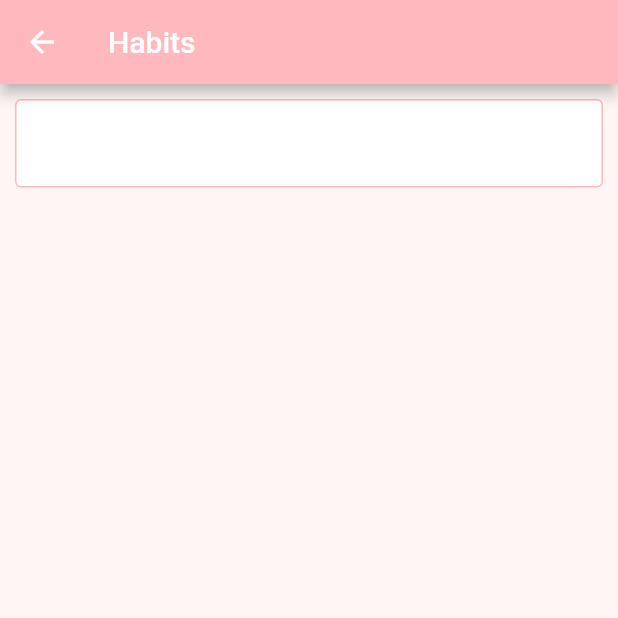
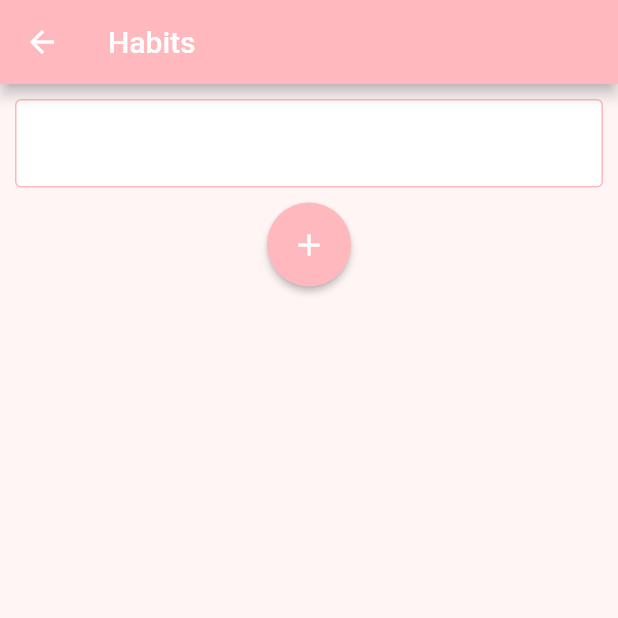
Before and after one commit to Kelpins/Mood-Tracker, a Flutter app: the Habits screen opened directly, on a phone screen of 412 x 824 dp, the top half of it. Run offline on Flutter 3.47's test engine with Material 2 defaults, Android fonts, the phone set to English and light mode, and no system bars; our stand-ins replace cloud_firestore, firebase_auth, firebase_core, flutter_heatmap_calendar, group_button, persistent_bottom_nav_bar and 1 more; accounts and stored records are empty.

Commit message:
habits.dart now has an add button

```diff
--- a/mood_tracker_app/lib/habits.dart
+++ b/mood_tracker_app/lib/habits.dart
@@ -32,7 +32,18 @@ class Habits extends StatelessWidget {
                 hintStyle: TextStyle(color: Colors.grey[500]),
               )),
             ),
-          ]
+            ElevatedButton(
+              onPressed:() {
+                // KELLAN ADD YOUR STUFF HERE
+              },
+              child: Icon(Icons.add),
+              style: ElevatedButton.styleFrom(
+                shape: CircleBorder(),
+                padding: EdgeInsets.all(16),
+                backgroundColor: Color.fromARGB(255, 255, 184, 189)
+              ),
+            ),
+          ],
         ),
       ),
     );
```
